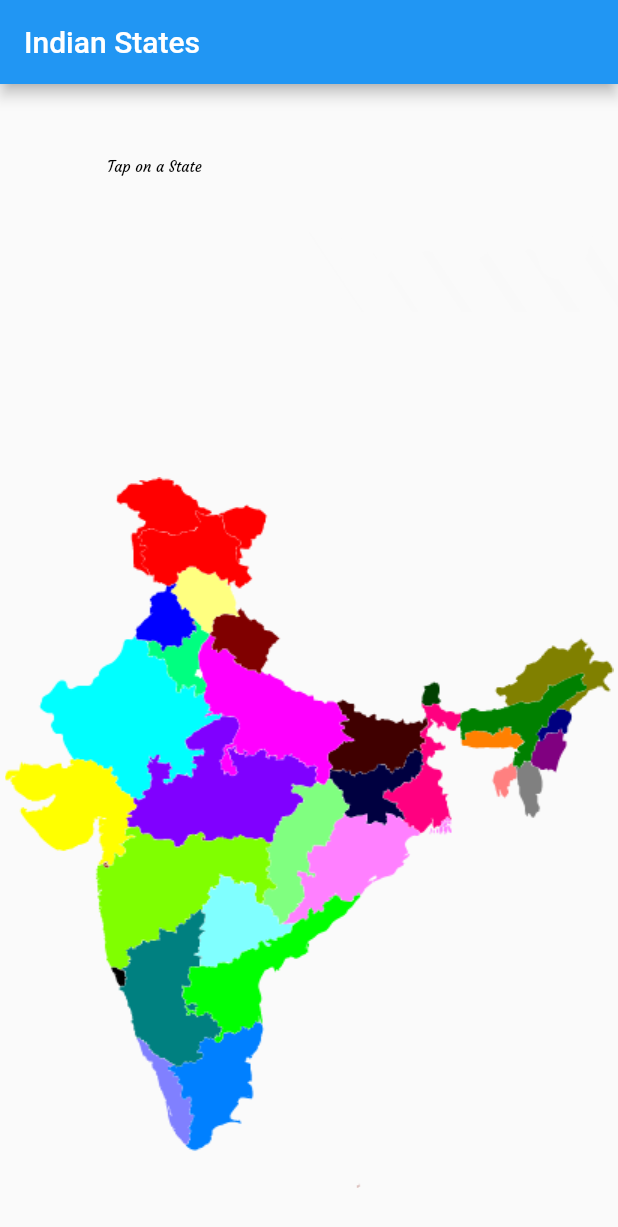
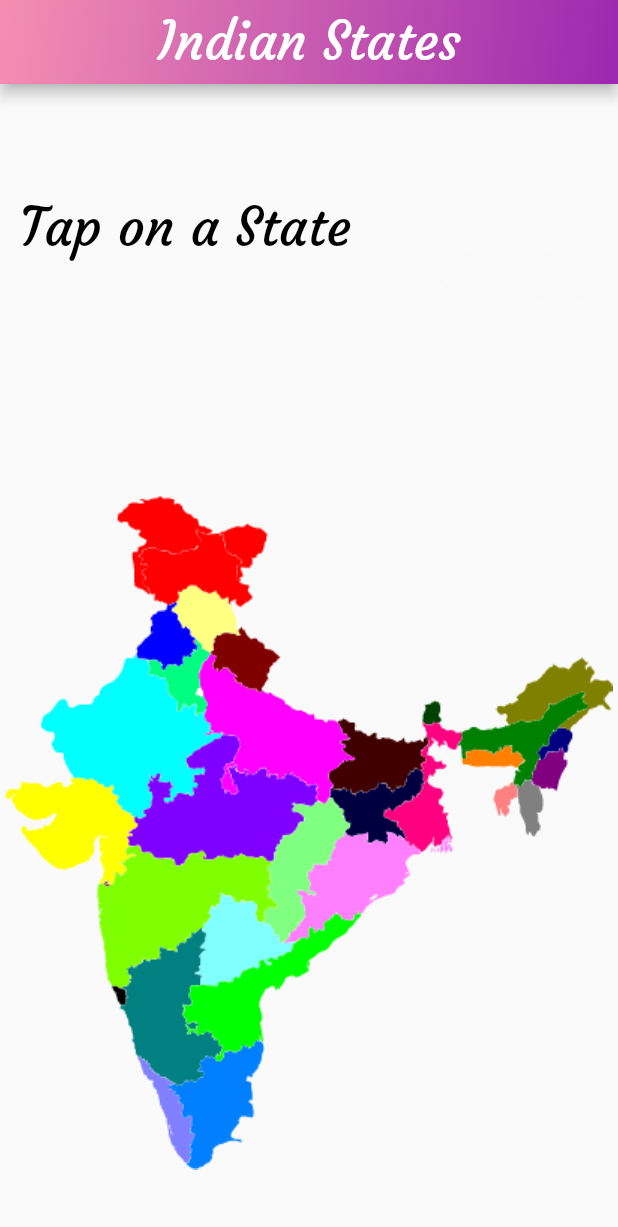
Before and after one commit to Divya0208/indian-states, a Flutter app: the screen it shows after launch, on a phone screen of 412 x 824 dp. Shown: the top 1227 px of the screen. Run offline on Flutter 3.47's test engine with Material 2 defaults, Android fonts, the phone set to English and light mode, and no system bars; our stand-ins replace random_string.

Commit message:
done for the day

```diff
--- a/lib/views/india_map.dart
+++ b/lib/views/india_map.dart
@@ -34,7 +34,22 @@ class _IndiaMapState extends State<IndiaMap> {
   Widget build(BuildContext context) {
     Color prevSelectedColor;
     return Scaffold(
-      appBar: AppBar(title: Text("Indian States")),
+      appBar: AppBar(
+        centerTitle: true,
+        title: Text("Indian States",
+            style: TextStyle(
+                fontFamily: 'Courgette',
+                color: Colors.white,
+                fontSize: 35.0,
+                decoration: TextDecoration.none)),
+        flexibleSpace: Container(
+          decoration: BoxDecoration(
+              gradient: LinearGradient(
+                  begin: Alignment.topLeft,
+                  end: Alignment.bottomRight,
+                  colors: <Color>[Colors.pink[200], Colors.purple])),
+        ),
+      ),
       body: StreamBuilder(
           initialData: Colors.green[500],
           stream: _stateController.stream,
@@ -55,8 +70,9 @@ class _IndiaMapState extends State<IndiaMap> {
                   child: Row(
                     children: <Widget>[
                       Expanded(
+                        flex: 6,
                         child: Column(
-                          mainAxisAlignment: MainAxisAlignment.spaceEvenly,
+                          mainAxisAlignment: MainAxisAlignment.center,
                           children: <Widget>[
                             Text(
                               selectedState == null
@@ -66,9 +82,8 @@ class _IndiaMapState extends State<IndiaMap> {
                               style: TextStyle(
                                   fontFamily: 'Courgette',
                                   color: Colors.black,
-                                    fontSize: 10.0,
+                                  fontSize: 35.0,
                                   decoration: TextDecoration.none),
-
                             ),
                             SizedBox(height: 10.0),
                             Text(
@@ -79,13 +94,17 @@ class _IndiaMapState extends State<IndiaMap> {
                                 style: TextStyle(
                                     fontFamily: 'Courgette',
                                     color: Colors.black,
-                                    fontSize: 10.0,
+                                    fontSize: 22.0,
                                     decoration: TextDecoration.none)),
                           ],
                         ),
                       ),
                       Expanded(
-                        child: AnimatedSwitcher(
+                        flex: 4,
+                        child: Column(
+                          mainAxisAlignment: MainAxisAlignment.center,
+                          children: <Widget>[
+                            AnimatedSwitcher(
                               duration: const Duration(milliseconds: 500),
                               transitionBuilder:
                                   (Widget child, Animation<double> animation) {
@@ -101,6 +120,8 @@ class _IndiaMapState extends State<IndiaMap> {
                                 key: ValueKey(randomString(10)),
                                 fit: BoxFit.fill,
                               ),
+                            ),
+                          ],
                         ),
                       )
                     ],
```
Also changed, not shown: assets/IndiaMap.png. Lines whose indentation alone changed are shown as unchanged.
